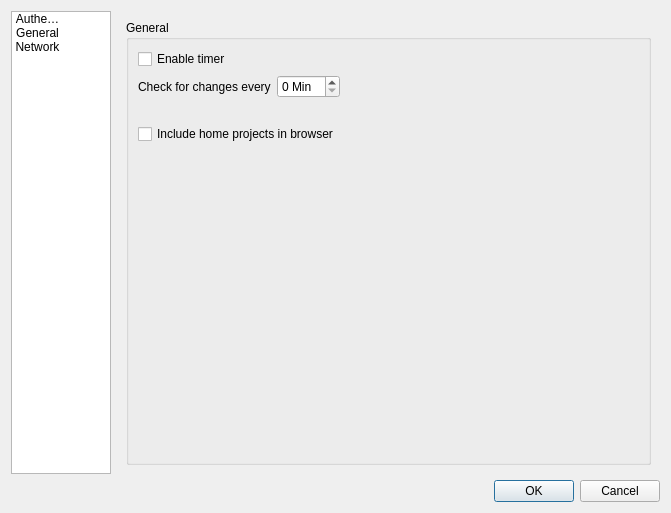
Before: the Qt Designer form src/gui/configure.ui in javierllorente/qactus, drawn with Qt 5.
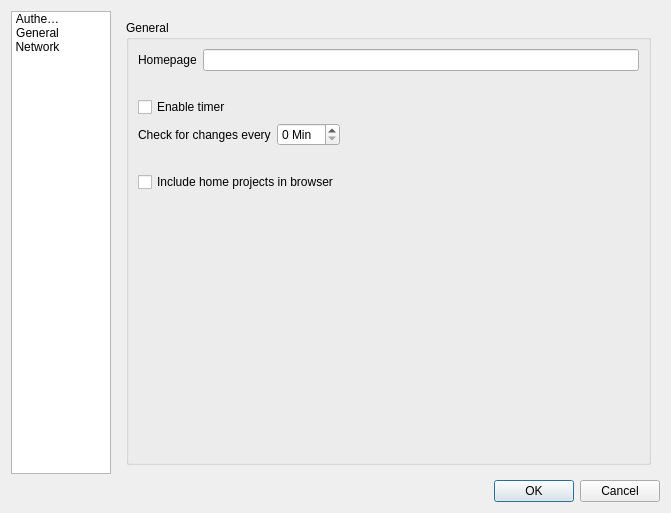
After: the same form once the commit is applied. The open tabs and pages were chosen to show the change. Icons and pictures are not drawn.

Commit message: Implement homepage setting

The edit to the form file:
```diff
--- a/src/gui/configure.ui
+++ b/src/gui/configure.ui
@@ -156,6 +156,36 @@
           <string>General</string>
          </property>
          <layout class="QVBoxLayout" name="verticalLayout_3">
+          <item>
+           <layout class="QHBoxLayout" name="verticalLayoutHomepage">
+            <item>
+             <widget class="QLabel" name="label">
+              <property name="text">
+               <string>Homepage</string>
+              </property>
+             </widget>
+            </item>
+            <item>
+             <widget class="QLineEdit" name="lineEditHomepage"/>
+            </item>
+           </layout>
+          </item>
+          <item>
+           <spacer name="verticalSpacerHomepage">
+            <property name="orientation">
+             <enum>Qt::Orientation::Vertical</enum>
+            </property>
+            <property name="sizeType">
+             <enum>QSizePolicy::Policy::Fixed</enum>
+            </property>
+            <property name="sizeHint" stdset="0">
+             <size>
+              <width>20</width>
+              <height>20</height>
+             </size>
+            </property>
+           </spacer>
+          </item>
           <item>
            <layout class="QVBoxLayout" name="verticalLayoutGeneral">
             <item>
```
Left out of the diff: 26 changed lines with no effect on the pictures. The commit also changes 4 other files.
